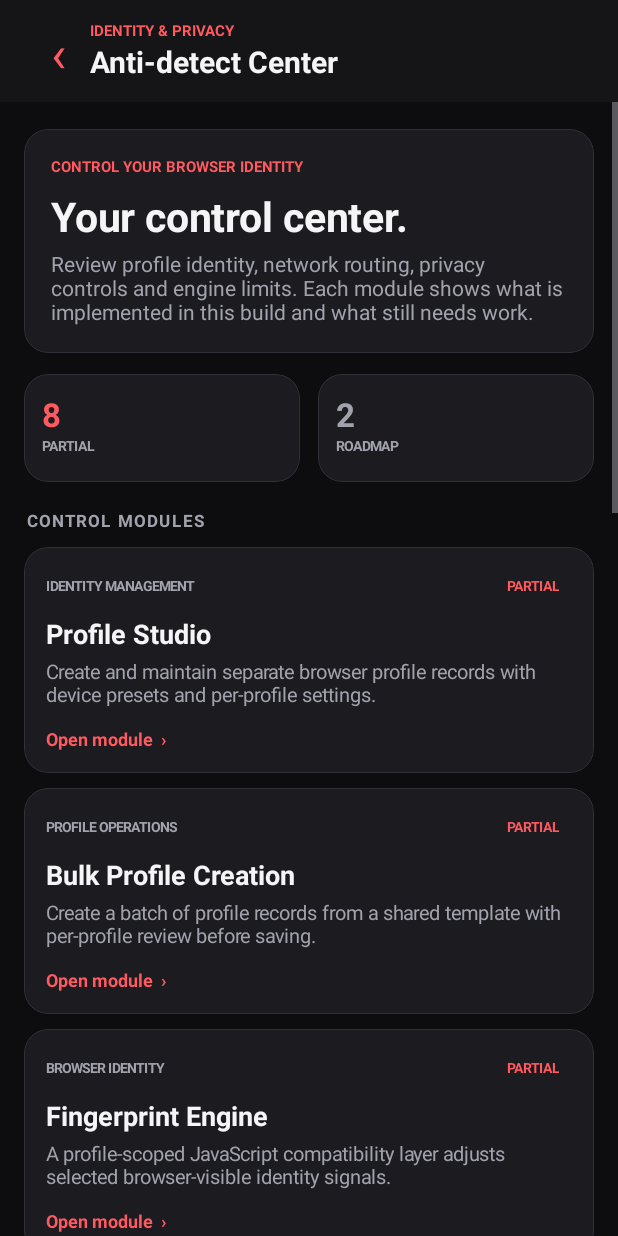
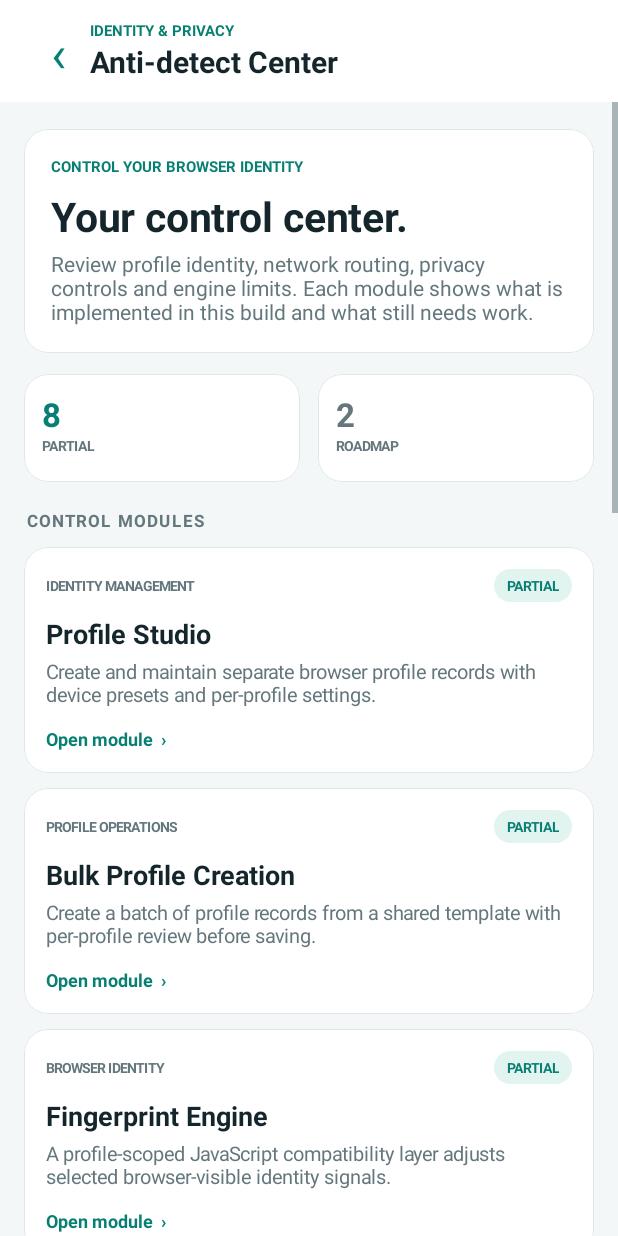
Before and after one commit to parkerlovealex/NEXORA, an Android app: the FeatureCenterActivity screen opened directly, with no data from a screen before it, on a phone screen of 412 x 824 dp. Run offline under Robolectric (Android 15) with nearby library versions, the phone set to English and light mode, and no system bars.

Commit message:
Update Android app source to 0.4.0-alpha29 (versionCode 33)

```diff
--- a/app/src/main/res/values/colors.xml
+++ b/app/src/main/res/values/colors.xml
@@ -1,14 +1,32 @@
 <?xml version="1.0" encoding="utf-8"?>
 <resources>
-    <color name="nexora_bg">#0D0D0F</color>
-    <color name="nexora_surface">#1B1B20</color>
-    <color name="nexora_raised">#202027</color>
-    <color name="nexora_header">#151518</color>
-    <color name="nexora_text">#F5F5F7</color>
-    <color name="nexora_muted">#A2A2AD</color>
-    <color name="nexora_accent">#FF5A5F</color>
-    <color name="nexora_cta">#D92F35</color>
+    <!-- Native NEXORA control-center palette -->
+    <color name="nexora_bg">#F3F7F8</color>
+    <color name="nexora_surface">#FFFFFF</color>
+    <color name="nexora_raised">#EAF1F2</color>
+    <color name="nexora_header">#FFFFFF</color>
+    <color name="nexora_text">#14252B</color>
+    <color name="nexora_muted">#64777D</color>
+    <color name="nexora_accent">#087F73</color>
+    <color name="nexora_cta">#087F73</color>
     <color name="white">#FFFFFF</color>
     <color name="black">#000000</color>
-    <color name="nexora_line">#303038</color>
+    <color name="nexora_line">#DCE7E8</color>
+    <color name="nexora_hero">#103E3B</color>
+    <color name="nexora_hero_text">#F5FFFC</color>
+    <color name="nexora_hero_muted">#B6D9D1</color>
+    <color name="nexora_hero_button">#A7F3D0</color>
+    <color name="nexora_hero_button_text">#0B302C</color>
+    <color name="nexora_hero_line">#6B9D91</color>
+    <color name="nexora_browser_bg">#0B141A</color>
+    <color name="nexora_browser_header">#101E26</color>
+    <color name="nexora_browser_surface">#1A2A33</color>
+    <color name="nexora_browser_raised">#243943</color>
+    <color name="nexora_browser_text">#F2F8F8</color>
+    <color name="nexora_browser_muted">#A3B8BC</color>
+    <color name="nexora_browser_accent">#63E6C2</color>
+    <color name="nexora_browser_line">#2B424A</color>
+    <color name="nexora_accent_soft">#E1F4F0</color>
+    <color name="nexora_status_green">#087F62</color>
+    <color name="nexora_status_green_bg">#E2F5EE</color>
 </resources>
--- a/app/src/main/res/values/themes.xml
+++ b/app/src/main/res/values/themes.xml
@@ -1,6 +1,5 @@
 <?xml version="1.0" encoding="utf-8"?>
 <resources>
-
     <style name="Theme.Nexora" parent="Theme.MaterialComponents.DayNight.NoActionBar">
         <item name="colorPrimary">@color/nexora_accent</item>
         <item name="colorPrimaryVariant">@color/nexora_cta</item>
@@ -15,33 +14,36 @@
         <item name="android:textColorSecondary">@color/nexora_muted</item>
         <item name="android:statusBarColor">@color/nexora_header</item>
         <item name="android:navigationBarColor">@color/nexora_bg</item>
+        <item name="android:windowLightStatusBar">true</item>
+        <item name="android:windowLightNavigationBar">true</item>
     </style>
 
-
-        <style name="BrowserBottomAction">
+    <style name="BrowserBottomIcon">
         <item name="android:layout_width">0dp</item>
         <item name="android:layout_height">match_parent</item>
         <item name="android:layout_weight">1</item>
         <item name="android:background">?attr/selectableItemBackgroundBorderless</item>
-            <item name="android:gravity">center</item>
-            <item name="android:textColor">@color/nexora_text</item>
-            <item name="android:textSize">21sp</item>
+        <item name="android:padding">14dp</item>
+        <item name="android:scaleType">centerInside</item>
+        <item name="android:tint">@color/nexora_browser_text</item>
+        <item name="android:soundEffectsEnabled">true</item>
     </style>
 
-        <style name="Theme.Nexora.Browser" parent="Theme.MaterialComponents.NoActionBar">
+    <style name="Theme.Nexora.Browser" parent="Theme.MaterialComponents.DayNight.NoActionBar">
         <item name="colorPrimary">@color/nexora_accent</item>
         <item name="colorPrimaryVariant">@color/nexora_cta</item>
         <item name="colorOnPrimary">@color/white</item>
         <item name="colorSecondary">@color/nexora_accent</item>
         <item name="colorOnSecondary">@color/white</item>
-            <item name="colorSurface">@color/nexora_surface</item>
-            <item name="colorOnSurface">@color/nexora_text</item>
-            <item name="android:colorBackground">@color/nexora_bg</item>
-            <item name="android:windowBackground">@color/nexora_bg</item>
-            <item name="android:textColorPrimary">@color/nexora_text</item>
-            <item name="android:textColorSecondary">@color/nexora_muted</item>
-            <item name="android:statusBarColor">@color/nexora_header</item>
-            <item name="android:navigationBarColor">@color/nexora_bg</item>
-            <item name="android:isLightTheme">false</item>
+        <item name="colorSurface">@color/nexora_browser_surface</item>
+        <item name="colorOnSurface">@color/nexora_browser_text</item>
+        <item name="android:colorBackground">@color/nexora_browser_bg</item>
+        <item name="android:windowBackground">@color/nexora_browser_bg</item>
+        <item name="android:textColorPrimary">@color/nexora_browser_text</item>
+        <item name="android:textColorSecondary">@color/nexora_browser_muted</item>
+        <item name="android:statusBarColor">@color/nexora_browser_bg</item>
+        <item name="android:navigationBarColor">@color/nexora_browser_bg</item>
+        <item name="android:windowLightStatusBar">false</item>
+        <item name="android:windowLightNavigationBar">false</item>
     </style>
 </resources>
```
Also changed, not shown: app/src/main/res/values/strings.xml (+9 -2 lines). Lines whose indentation alone changed are shown as unchanged.
